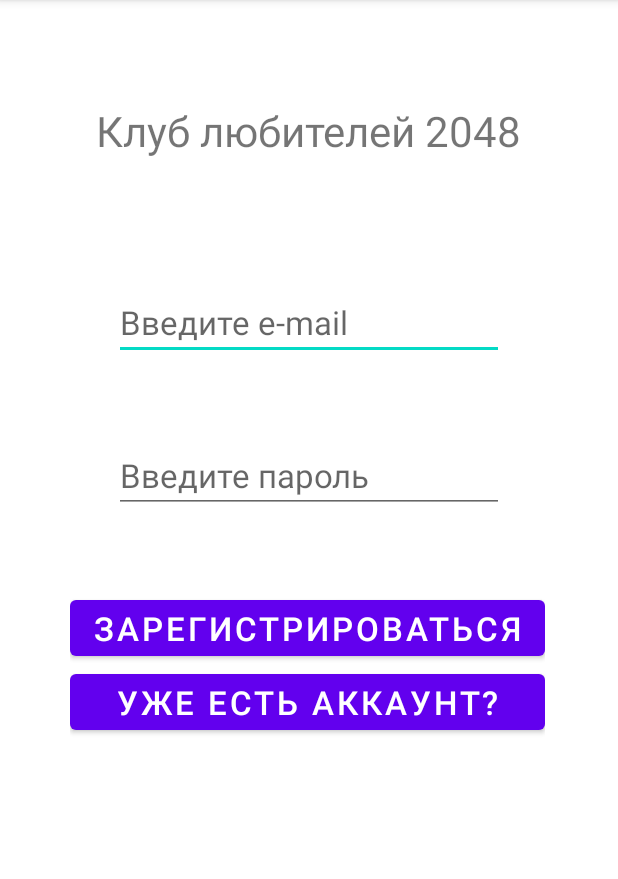
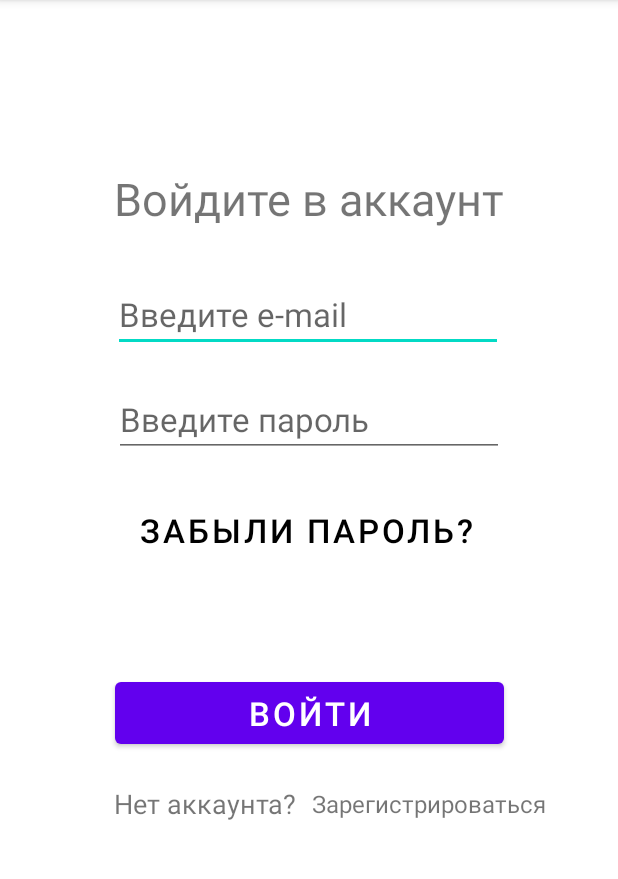
Before and after one commit to Xinox1231/Odnogruppniki, an Android app: the screen it shows after launch (MainActivity before the commit, LoginActivity after it), on a phone screen of 412 x 824 dp, the part 84-963 px from its top. Run offline under Robolectric (Android 15) with nearby library versions, the phone set to English and light mode, and no system bars; our stand-ins replace Firebase (no records; nobody signed in at launch, a user with empty details on screens opened directly).

Commit message:
Создана регистрация пользователя и вход в аккаунт

```diff
--- a/app/build.gradle
+++ b/app/build.gradle
@@ -43,6 +43,7 @@ dependencies {
     testImplementation 'junit:junit:4.13.2'
     androidTestImplementation 'androidx.test.ext:junit:1.1.5'
     androidTestImplementation 'androidx.test.espresso:espresso-core:3.5.1'
+    implementation(platform("com.google.firebase:firebase-bom:32.4.1"))
     implementation 'com.google.firebase:firebase-database-ktx:20.3.0'
     implementation 'com.google.firebase:firebase-auth-ktx:22.2.0'
 }
--- /dev/null
+++ b/app/src/main/java/com/bignerdranch/android/chat/LoginActivity.kt
@@ -0,0 +1,81 @@
+package com.bignerdranch.android.chat
+
+import android.content.Intent
+import androidx.appcompat.app.AppCompatActivity
+import android.os.Bundle
+import android.text.TextUtils
+import android.widget.Button
+import android.widget.EditText
+import android.widget.TextView
+import android.widget.Toast
+import com.google.firebase.auth.FirebaseAuth
+import com.google.firebase.auth.FirebaseUser
+
+class LoginActivity : AppCompatActivity() {
+
+    lateinit var etMail : EditText
+    lateinit var etPassword : EditText
+
+    lateinit var btnLogin : Button
+    lateinit var tvRegister : TextView
+
+    override fun onCreate(savedInstanceState: Bundle?) {
+        super.onCreate(savedInstanceState)
+        setContentView(R.layout.activity_login)
+
+        btnLogin = findViewById(R.id.login_btn_enter)
+        tvRegister = findViewById(R.id.login_btn_register)
+        etMail = findViewById(R.id.login_et_email)
+        etPassword = findViewById(R.id.login_et_password)
+
+        btnLogin.setOnClickListener {
+            when {
+                TextUtils.isEmpty(etMail.text.toString().trim { it <= ' ' }) -> {
+                    Toast.makeText(
+                        this@LoginActivity,
+                        "Введите e-mail",
+                        Toast.LENGTH_SHORT
+                    ).show()
+                }
+                TextUtils.isEmpty(etPassword.text.toString().trim { it <= ' ' }) -> {
+                    Toast.makeText(
+                        this@LoginActivity,
+                        "Введите пароль",
+                        Toast.LENGTH_SHORT
+                    ).show()
+                }
+                else -> {
+                    val email: String = etMail.text.toString()
+                    val password: String = etPassword.text.toString()
+
+                    FirebaseAuth.getInstance().signInWithEmailAndPassword(email, password)
+                        .addOnCompleteListener { task ->
+                            if (task.isSuccessful) {
+                                val firebaseUser: FirebaseUser = task.result!!.user!!
+
+                                Toast.makeText(
+                                    this@LoginActivity,
+                                    "Вы вошли в аккаунт", Toast.LENGTH_SHORT
+                                ).show()
+
+                                val intent = Intent(this@LoginActivity, MainActivity::class.java)
+                                intent.flags =
+                                    Intent.FLAG_ACTIVITY_NEW_TASK or Intent.FLAG_ACTIVITY_CLEAR_TASK
+                                intent.putExtra("user_id", firebaseUser.uid)
+                                intent.putExtra("email", email)
+                                startActivity(intent)
+                                finish()
+                            }
+                        }
+                }
+            }
+        }
+
+        tvRegister.setOnClickListener {
+            val intent = Intent(this@LoginActivity, SignUpActivity::class.java)
+            intent.flags = Intent.FLAG_ACTIVITY_NEW_TASK or Intent.FLAG_ACTIVITY_CLEAR_TASK
+            startActivity(intent)
+            finish()
+        }
+    }
+}
--- /dev/null
+++ b/app/src/main/res/layout/activity_login.xml
@@ -0,0 +1,103 @@
+<?xml version="1.0" encoding="utf-8"?>
+<androidx.constraintlayout.widget.ConstraintLayout xmlns:android="http://schemas.android.com/apk/res/android"
+    xmlns:app="http://schemas.android.com/apk/res-auto"
+    xmlns:tools="http://schemas.android.com/tools"
+    android:layout_width="match_parent"
+    android:layout_height="match_parent"
+    tools:context=".LoginActivity">
+
+    <TextView
+        android:id="@+id/login_tv_text"
+        android:layout_width="wrap_content"
+        android:layout_height="wrap_content"
+        android:layout_marginTop="112dp"
+        android:text="@string/login_text"
+        android:textSize="30sp"
+        app:layout_constraintEnd_toEndOf="parent"
+        app:layout_constraintHorizontal_bias="0.498"
+        app:layout_constraintStart_toStartOf="parent"
+        app:layout_constraintTop_toTopOf="parent" />
+
+    <EditText
+        android:id="@+id/login_et_email"
+        android:layout_width="wrap_content"
+        android:layout_height="wrap_content"
+        android:layout_marginTop="32dp"
+        android:ems="10"
+        android:hint="@string/login_email"
+        android:inputType="textEmailAddress"
+        android:textSize="22sp"
+        app:layout_constraintEnd_toEndOf="parent"
+        app:layout_constraintHorizontal_bias="0.497"
+        app:layout_constraintStart_toStartOf="parent"
+        app:layout_constraintTop_toBottomOf="@+id/login_tv_text" />
+
+    <EditText
+        android:id="@+id/login_et_password"
+        android:layout_width="wrap_content"
+        android:layout_height="wrap_content"
+        android:layout_marginTop="20dp"
+        android:ems="10"
+        android:hint="@string/login_password"
+        android:inputType="textPassword"
+        android:textSize="22sp"
+        app:layout_constraintEnd_toEndOf="parent"
+        app:layout_constraintStart_toStartOf="parent"
+        app:layout_constraintTop_toBottomOf="@+id/login_et_email" />
+
+    <Button
+        android:id="@+id/login_btn_recovery_password"
+        android:layout_width="259dp"
+        android:layout_height="44dp"
+        android:layout_marginTop="24dp"
+        android:background="#00000000"
+        android:gravity="left"
+        android:text="@string/login_password_recovery"
+        android:textColor="@color/black"
+        android:textSize="22sp"
+        app:layout_constraintEnd_toEndOf="parent"
+        app:layout_constraintHorizontal_bias="0.506"
+        app:layout_constraintStart_toStartOf="parent"
+        app:layout_constraintTop_toBottomOf="@+id/login_et_password" />
+
+    <Button
+        android:id="@+id/login_btn_enter"
+        android:layout_width="259dp"
+        android:layout_height="53dp"
+        android:layout_marginTop="76dp"
+        android:text="@string/login_in_account"
+        android:textSize="22sp"
+        app:layout_constraintEnd_toEndOf="parent"
+        app:layout_constraintStart_toStartOf="parent"
+        app:layout_constraintTop_toBottomOf="@+id/login_btn_recovery_password" />
+
+    <TextView
+        android:id="@+id/login_tv_register"
+        android:layout_width="wrap_content"
+        android:layout_height="36dp"
+        android:layout_marginStart="76dp"
+        android:layout_marginTop="16dp"
+        android:text="@string/login_text_register"
+        android:textSize="18sp"
+        android:gravity="left|center"
+        app:layout_constraintStart_toStartOf="parent"
+        app:layout_constraintTop_toBottomOf="@+id/login_btn_enter" />
+
+    <TextView
+        android:id="@+id/login_btn_register"
+        android:layout_width="172dp"
+        android:layout_height="36dp"
+        android:layout_marginTop="16dp"
+        android:background="?android:attr/selectableItemBackground"
+        android:clickable="true"
+        android:focusable="true"
+        android:gravity="left|center"
+        android:onClick="register"
+        android:paddingStart="10dp"
+        android:text="@string/login_register"
+        android:textSize="16sp"
+        app:layout_constraintStart_toEndOf="@+id/login_tv_register"
+        app:layout_constraintTop_toBottomOf="@+id/login_btn_enter" />
+
+
+</androidx.constraintlayout.widget.ConstraintLayout>
--- a/app/src/main/res/layout/activity_main.xml
+++ b/app/src/main/res/layout/activity_main.xml
@@ -6,74 +6,45 @@
     android:layout_height="match_parent"
     tools:context=".MainActivity">
 
-    <androidx.constraintlayout.widget.ConstraintLayout
+    <TextView
+        android:id="@+id/main_tv_user_id"
         android:layout_width="wrap_content"
         android:layout_height="wrap_content"
-        android:layout_gravity="center"
-        android:layout_marginTop="52dp"
-        app:layout_constraintEnd_toEndOf="parent"
-        app:layout_constraintHorizontal_bias="0.493"
-        app:layout_constraintStart_toStartOf="parent"
-        app:layout_constraintTop_toBottomOf="@+id/editTextTextPassword2">
-
-        <Button
-            android:id="@+id/entrance_signup"
-            android:layout_width="wrap_content"
-            android:layout_height="wrap_content"
-            android:text="@string/entrance_sign_up"
-            android:textSize="22sp"
-            app:layout_constraintEnd_toEndOf="parent"
-            app:layout_constraintHorizontal_bias="0.526"
+        android:layout_marginStart="176dp"
+        android:layout_marginTop="264dp"
+        android:text="TextView"
         app:layout_constraintStart_toStartOf="parent"
         app:layout_constraintTop_toTopOf="parent" />
 
+    <TextView
+        android:id="@+id/main_tv_user_email"
+        android:layout_width="wrap_content"
+        android:layout_height="wrap_content"
+        android:layout_marginStart="176dp"
+        android:layout_marginTop="28dp"
+        android:text="TextView"
+        app:layout_constraintStart_toStartOf="parent"
+        app:layout_constraintTop_toBottomOf="@+id/main_tv_user_id" />
+
     <Button
-            android:id="@+id/entrance_login"
-            android:layout_width="0dp"
-            android:layout_height="wrap_content"
-            android:text="@string/entrance_login"
+        android:id="@+id/main_btn_logout"
+        android:layout_width="153dp"
+        android:layout_height="70dp"
+        android:layout_marginStart="128dp"
+        android:layout_marginTop="204dp"
+        android:text="@string/main_logout"
         android:textSize="22sp"
         app:layout_constraintStart_toStartOf="parent"
-            app:layout_constraintTop_toBottomOf="@+id/entrance_signup"
-            app:layout_constraintEnd_toEndOf="parent"
-            tools:layout_editor_absoluteY="61dp" />
-    </androidx.constraintlayout.widget.ConstraintLayout>
+        app:layout_constraintTop_toBottomOf="@+id/main_tv_user_email" />
 
-    <EditText
-        android:id="@+id/editTextTextEmailAddress2"
+    <TextView
+        android:id="@+id/main_tv_text"
         android:layout_width="wrap_content"
         android:layout_height="wrap_content"
-        android:layout_marginTop="84dp"
-        android:ems="10"
-        android:hint="@string/entrance_email"
-        android:inputType="textEmailAddress"
-        android:textSize="22sp"
-        app:layout_constraintEnd_toEndOf="parent"
-        app:layout_constraintStart_toStartOf="parent"
-        app:layout_constraintTop_toBottomOf="@+id/textView" />
-
-    <EditText
-        android:id="@+id/editTextTextPassword2"
-        android:layout_width="wrap_content"
-        android:layout_height="wrap_content"
-        android:layout_marginTop="52dp"
-        android:ems="10"
-        android:hint="@string/entrance_password"
-        android:inputType="textPassword"
-        android:textSize="22sp"
-        app:layout_constraintEnd_toEndOf="parent"
-        app:layout_constraintStart_toStartOf="parent"
-        app:layout_constraintTop_toBottomOf="@+id/editTextTextEmailAddress2" />
-
-    <TextView
-        android:id="@+id/textView"
-        android:layout_width="wrap_content"
-        android:layout_height="wrap_content"
-        android:layout_marginTop="68dp"
-        android:text="@string/entrance_appname"
-        android:textSize="28sp"
-        app:layout_constraintEnd_toEndOf="parent"
+        android:layout_marginStart="40dp"
+        android:layout_marginTop="80dp"
+        android:text="@string/main_text"
+        android:textSize="34sp"
         app:layout_constraintStart_toStartOf="parent"
         app:layout_constraintTop_toTopOf="parent" />
-
 </androidx.constraintlayout.widget.ConstraintLayout>
--- a/app/src/main/res/values/strings.xml
+++ b/app/src/main/res/values/strings.xml
@@ -5,4 +5,13 @@
     <string name="entrance_email">Введите e-mail</string>
     <string name="entrance_password">Введите пароль</string>
     <string name="entrance_appname">Клуб любителей 2048</string>
+    <string name="login_text">Войдите в аккаунт</string>
+    <string name="login_email">Введите e-mail</string>
+    <string name="login_text_register">Нет аккаунта?</string>
+    <string name="login_register">Зарегистрироваться</string>
+    <string name="login_password">Введите пароль</string>
+    <string name="login_password_recovery">Забыли пароль?</string>
+    <string name="login_in_account">Войти</string>
+    <string name="main_text">Вы вошли в аккаунт!</string>
+    <string name="main_logout">Выйти</string>
 </resources>
```
Also changed, not shown: app/src/main/AndroidManifest.xml (+12 -4 lines), app/src/main/java/com/bignerdranch/android/chat/MainActivity.kt (+30 -0 lines), app/src/main/java/com/bignerdranch/android/chat/SignUpActivity.kt (added, +72 -0 lines), app/src/main/res/layout/activity_sign_up.xml (added, +79 -0 lines). Lines whose indentation alone changed are shown as unchanged.
